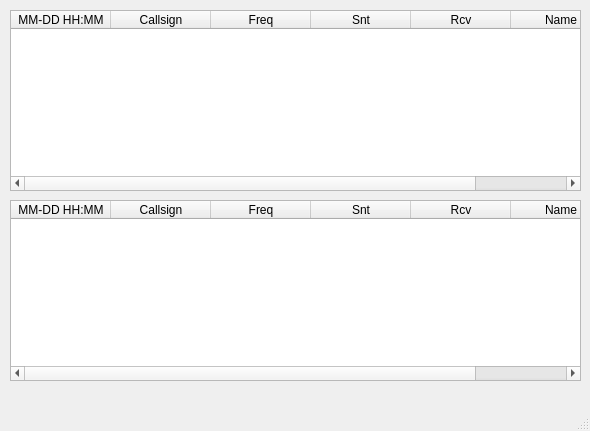
First picture: the form in Sources/U2.Suite/logger/ui/LogContentWindow.ui, repository ut8uu/U2.Suite.Python, before the edit.
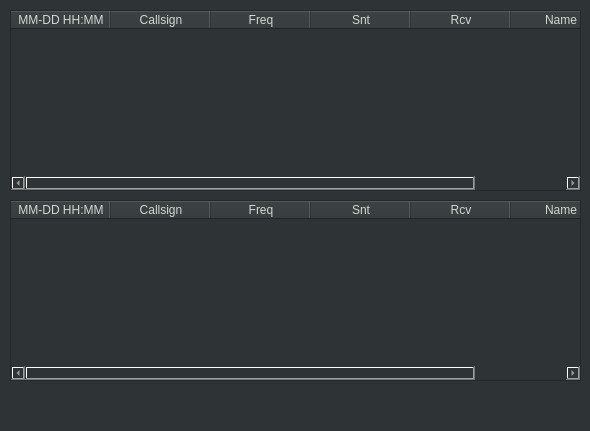
Second picture: the form after the edit.

```diff
--- a/Sources/U2.Suite/logger/ui/LogContentWindow.ui
+++ b/Sources/U2.Suite/logger/ui/LogContentWindow.ui
@@ -13,6 +13,9 @@
   <property name="windowTitle">
    <string>MainWindow</string>
   </property>
+  <property name="styleSheet">
+   <string notr="true">background-color: rgb(46, 52, 54); color: rgb(211, 215, 207);</string>
+  </property>
   <widget class="QWidget" name="centralwidget">
    <widget class="QTableWidget" name="tableMain">
     <property name="geometry">
```
